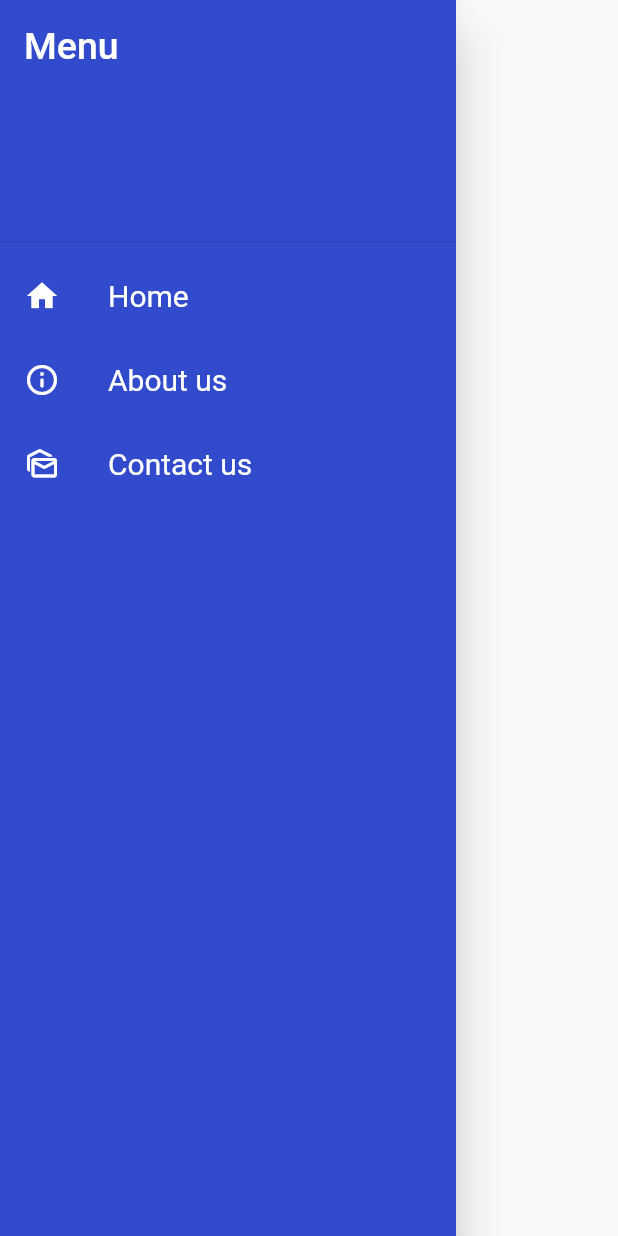
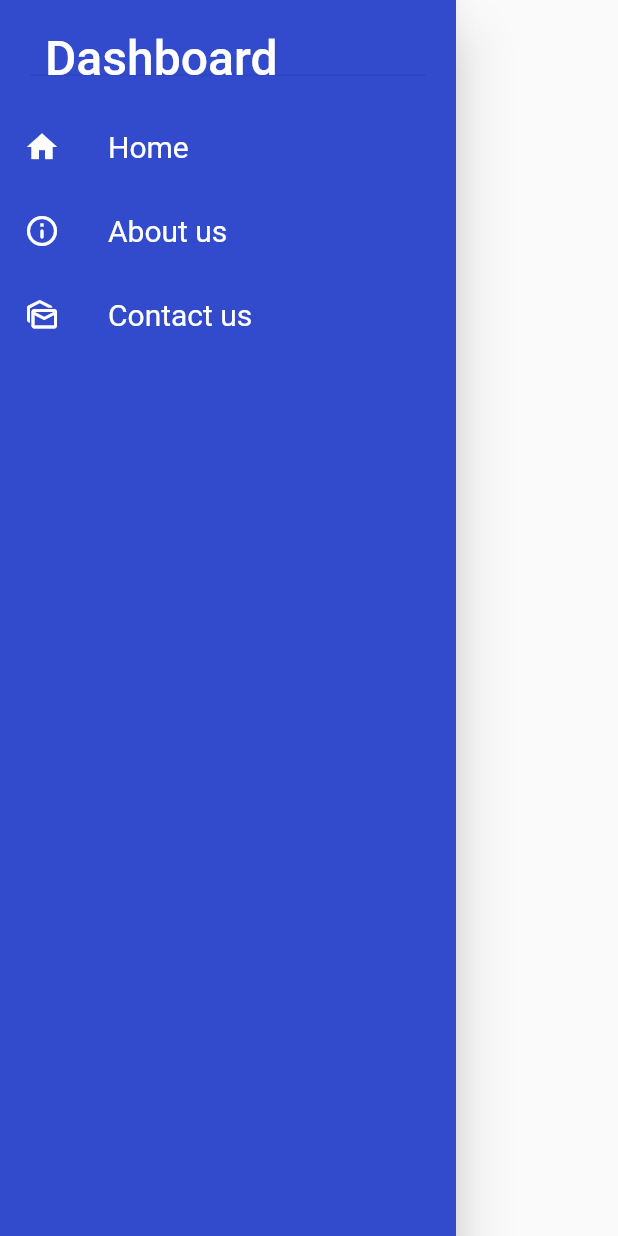
Before and after one commit to Prajeeth347/Vehicle-Tracker, a Flutter app: the SideMenu widget shown alone on an empty page, opened directly, on a phone screen of 412 x 824 dp. Run offline on Flutter 3.47's test engine with Material 2 defaults, Android fonts, the phone set to English and light mode, and no system bars; our stand-ins replace animated_splash_screen.

Commit message:
1st update

```diff
--- a/lib/afterlogin.dart
+++ b/lib/afterlogin.dart
@@ -1,5 +1,6 @@
 import 'package:flutter/material.dart';
 import 'package:vehicle/loginsidemenu.dart';
+import 'package:vehicle/main.dart';
 
 class afterlogin extends StatelessWidget {
   DateTime pre_backpress = DateTime.now();
--- a/lib/sidemenu.dart
+++ b/lib/sidemenu.dart
@@ -11,12 +11,17 @@ class SideMenu extends StatelessWidget {
       color: Color.fromRGBO(50, 75, 205, 1),
       child: ListView(
         children: <Widget>[
-          DrawerHeader(
-            child: Text(
-              'Menu',
-              style: TextStyle(color: Colors.white, fontSize: 25),
-            ),
-          ),
+          Container(
+              height: 70.0,
+              child: DrawerHeader(
+                child: Text('Dashboard',
+                    style: TextStyle(
+                      color: Colors.white,
+                      fontSize: 32,
+                    )),
+                margin: EdgeInsets.all(20.0),
+                padding: EdgeInsets.only(left: 10),
+              )),
           ListTile(
             leading: Icon(
               Icons.home,
```
Also changed, not shown: lib/aboutuspageafter.dart (added, +44 -0 lines), lib/contactuspageafter.dart (added, +44 -0 lines), lib/loginsidemenu.dart (+6 -4 lines), 1 other file.
